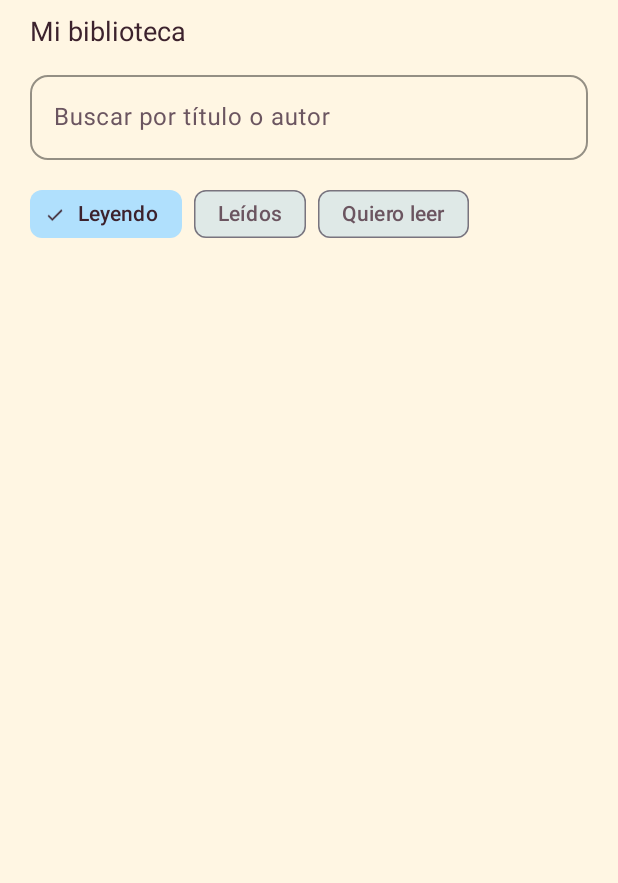
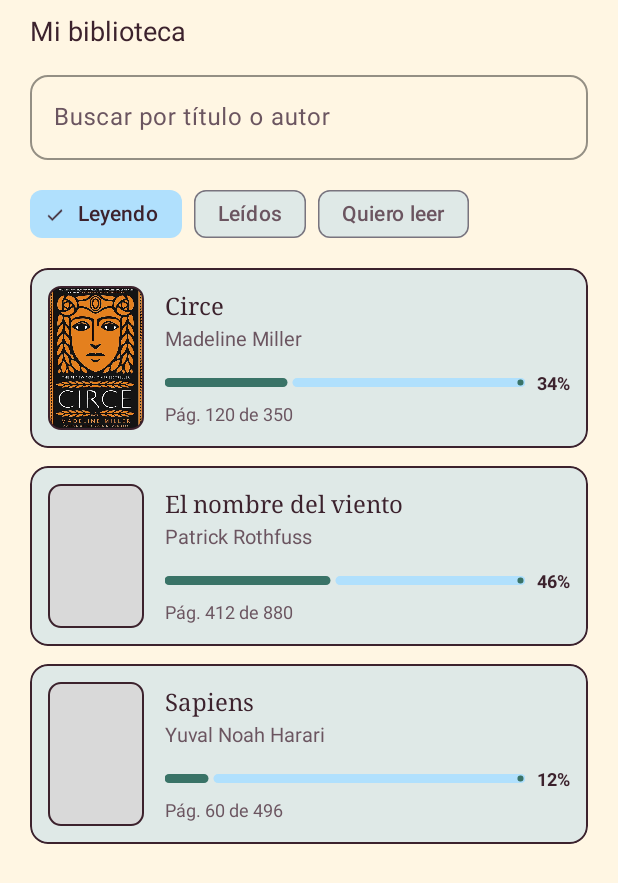
Before and after one commit to Ferarias-04/Shelves, an Android app: the fragment BibliotecaFragment placed in its activity, on a phone screen of 412 x 824 dp. Shown: the top 883 px of the screen. Run offline under Robolectric (Android 15) with nearby library versions, the phone set to English and light mode, and no system bars; 1 statement that could not run was skipped.

Commit message:
RecyclerView de la Biblioteca con Adapter, Holder y edición de libros

```diff
--- a/app/src/main/java/com/shelves/app/BibliotecaFragment.kt
+++ b/app/src/main/java/com/shelves/app/BibliotecaFragment.kt
@@ -1,4 +1,58 @@
 package com.shelves.app
+
+import android.os.Bundle
+import android.util.Log
+import android.view.View
+import android.widget.EditText
+import androidx.core.widget.doAfterTextChanged
 import androidx.fragment.app.Fragment
-//pestaña biblioteca: aquí irá el RecyclerView
-class BibliotecaFragment : Fragment(R.layout.fragment_biblioteca)
+import androidx.recyclerview.widget.RecyclerView
+import com.google.android.material.chip.ChipGroup
+
+/** Pestaña Biblioteca: lista de libros filtrada por lista (chips) y por texto (buscador). */
+class BibliotecaFragment : Fragment(R.layout.fragment_biblioteca) {
+
+    private lateinit var adapter: LibroAdapter
+    private lateinit var etBuscar: EditText
+    private var listaActual = ListaLibro.LEYENDO
+
+    override fun onViewCreated(view: View, savedInstanceState: Bundle?) {
+        super.onViewCreated(view, savedInstanceState)
+
+        adapter = LibroAdapter(
+            onClick = { libro -> abrirEditar(libro) },
+            onLongClick = { libro -> Log.d(TAG, "Mantener pulsado: ${libro.titulo}") } // en 5B
+        )
+        // El LayoutManager ya está puesto en el XML (app:layoutManager)
+        view.findViewById<RecyclerView>(R.id.rvLibros).adapter = adapter
+
+        // Chips: cambian la lista que se muestra
+        view.findViewById<ChipGroup>(R.id.chipsListas).setOnCheckedStateChangeListener { _, ids ->
+            listaActual = when (ids.firstOrNull()) {
+                R.id.chipLeidos -> ListaLibro.LEIDOS
+                R.id.chipQuieroLeer -> ListaLibro.QUIERO_LEER
+                else -> ListaLibro.LEYENDO
+            }
+            cargarLibros()
+        }
+
+        // Buscador: filtra mientras escribes
+        etBuscar = view.findViewById(R.id.etBuscar)
+        etBuscar.doAfterTextChanged { cargarLibros() }
+
+        cargarLibros()
+    }
+
+    private fun cargarLibros() {
+        adapter.mostrar(LibrosRepositorio.filtrar(listaActual, etBuscar.text.toString()))
+    }
+
+    private fun abrirEditar(libro: Libro) {
+        Log.d(TAG, "Editar: ${libro.titulo}")
+        (requireActivity() as MainActivity).abrirSeccion(EditarLibroFragment.nuevo(libro.id))
+    }
+
+    companion object {
+        private const val TAG = "Biblioteca"
+    }
+}
--- /dev/null
+++ b/app/src/main/java/com/shelves/app/Libro.kt
@@ -0,0 +1,25 @@
+package com.shelves.app
+
+/** Las tres listas de la biblioteca. Cada una guarda el texto que se muestra en pantalla. */
+enum class ListaLibro(val nombre: Int) {
+    LEYENDO(R.string.biblioteca_leyendo),
+    LEIDOS(R.string.biblioteca_leidos),
+    QUIERO_LEER(R.string.biblioteca_quiero_leer)
+}
+
+/** Un libro de la biblioteca del usuario. */
+data class Libro(
+    val id: Int,
+    val titulo: String,
+    val autor: String,
+    val paginasTotales: Int,
+    var paginaActual: Int = 0,
+    var lista: ListaLibro = ListaLibro.QUIERO_LEER,
+    var valoracion: Float = 0f,
+    var resena: String = "",
+    val portada: Int? = null // recurso de imagen; si es null se ve el recuadro gris
+) {
+    /** Porcentaje leído (0-100), calculado a partir de las páginas. */
+    val porcentaje: Int
+        get() = if (paginasTotales > 0) paginaActual * 100 / paginasTotales else 0
+}
--- /dev/null
+++ b/app/src/main/java/com/shelves/app/LibroAdapter.kt
@@ -0,0 +1,73 @@
+package com.shelves.app
+
+import android.annotation.SuppressLint
+import android.view.LayoutInflater
+import android.view.ViewGroup
+import androidx.recyclerview.widget.RecyclerView
+
+/**
+ * Adapter: conecta la lista de libros con el RecyclerView.
+ * - onCreateViewHolder: crea una fila nueva (solo las que caben en pantalla + unas pocas).
+ * - onBindViewHolder: pone los datos de un libro en una fila ya creada (se reutilizan).
+ * - getItemCount: cuántos libros hay.
+ * Los eventos se reciben como funciones (lambdas) para que la lógica quede en el Fragment.
+ */
+class LibroAdapter(
+    private val onClick: (Libro) -> Unit,
+    private val onLongClick: (Libro) -> Unit
+) : RecyclerView.Adapter<LibroViewHolder>() {
+
+    private val libros = mutableListOf<Libro>()
+
+    /** Libro marcado con mantener pulsado (null = ninguno). */
+    var seleccionado: Libro? = null
+        private set
+
+    override fun onCreateViewHolder(parent: ViewGroup, viewType: Int): LibroViewHolder {
+        val vista = LayoutInflater.from(parent.context).inflate(R.layout.item_libro, parent, false)
+        return LibroViewHolder(vista)
+    }
+
+    override fun onBindViewHolder(holder: LibroViewHolder, position: Int) {
+        val libro = libros[position]
+        holder.bind(libro, libro.id == seleccionado?.id, onClick, onLongClick)
+    }
+
+    override fun getItemCount(): Int = libros.size
+
+    /** Sustituye todos los libros (al cambiar de chip o buscar). */
+    @SuppressLint("NotifyDataSetChanged") // cambia la lista entera, así que redibujamos todo
+    fun mostrar(nuevos: List<Libro>) {
+        libros.clear()
+        libros.addAll(nuevos)
+        notifyDataSetChanged()
+    }
+
+    fun anadir(libro: Libro) {
+        libros.add(libro)
+        notifyItemInserted(libros.size - 1) // solo se anima la fila nueva
+    }
+
+    fun eliminar(libro: Libro) {
+        val pos = posicionDe(libro)
+        if (pos >= 0) {
+            libros.removeAt(pos)
+            notifyItemRemoved(pos) // la fila desaparece con animación
+        }
+    }
+
+    fun seleccionar(libro: Libro?) {
+        val anterior = seleccionado
+        seleccionado = libro
+        // Redibujamos solo las dos filas afectadas
+        anterior?.let { refrescar(it) }
+        libro?.let { refrescar(it) }
+    }
+
+    private fun refrescar(libro: Libro) {
+        val pos = posicionDe(libro)
+        if (pos >= 0) notifyItemChanged(pos)
+    }
+
+    private fun posicionDe(libro: Libro) = libros.indexOfFirst { it.id == libro.id }
+}
--- /dev/null
+++ b/app/src/main/java/com/shelves/app/LibroViewHolder.kt
@@ -0,0 +1,77 @@
+package com.shelves.app
+
+import android.content.res.ColorStateList
+import android.view.View
+import android.widget.ImageView
+import android.widget.TextView
+import androidx.core.content.ContextCompat
+import androidx.core.view.ViewCompat
+import androidx.core.view.accessibility.AccessibilityNodeInfoCompat.AccessibilityActionCompat
+import androidx.recyclerview.widget.RecyclerView
+import com.google.android.material.card.MaterialCardView
+import com.google.android.material.progressindicator.LinearProgressIndicator
+
+/**
+ * Holder: guarda las vistas de UNA fila (item_libro.xml) para no tener que buscarlas
+ * con findViewById cada vez que se reutiliza la fila al hacer scroll.
+ */
+class LibroViewHolder(itemView: View) : RecyclerView.ViewHolder(itemView) {
+
+    private val card = itemView as MaterialCardView
+    private val imgPortada: ImageView = itemView.findViewById(R.id.imgPortada)
+    private val tvTitulo: TextView = itemView.findViewById(R.id.tvTituloLibro)
+    private val tvAutor: TextView = itemView.findViewById(R.id.tvAutorLibro)
+    private val progreso: LinearProgressIndicator = itemView.findViewById(R.id.progresoLibro)
+    private val tvPorcentaje: TextView = itemView.findViewById(R.id.tvPorcentaje)
+    private val tvPaginas: TextView = itemView.findViewById(R.id.tvPaginas)
+
+    // Borde original de la tarjeta, para restaurarlo al quitar la selección
+    private val grosorBorde = card.strokeWidth
+    private val colorBorde = card.strokeColorStateList
+
+    /** Rellena la fila con los datos de un libro y le asigna los eventos. */
+    fun bind(
+        libro: Libro,
+        seleccionado: Boolean,
+        onClick: (Libro) -> Unit,
+        onLongClick: (Libro) -> Unit
+    ) {
+        val ctx = itemView.context
+
+        tvTitulo.text = libro.titulo
+        tvAutor.text = libro.autor
+        progreso.progress = libro.porcentaje
+        tvPorcentaje.text = ctx.getString(R.string.libro_porcentaje, libro.porcentaje)
+        tvPaginas.text = ctx.getString(R.string.libro_paginas, libro.paginaActual, libro.paginasTotales)
+        imgPortada.setImageResource(libro.portada ?: R.color.gris_portada)
+
+        // Libro seleccionado: borde más grueso y de color verde
+        if (seleccionado) {
+            card.strokeWidth = grosorBorde * 3
+            card.setStrokeColor(ColorStateList.valueOf(ContextCompat.getColor(ctx, R.color.shelves_primary)))
+        } else {
+            card.strokeWidth = grosorBorde
+            card.setStrokeColor(colorBorde)
+        }
+
+        // Eventos
+        itemView.setOnClickListener { onClick(libro) }
+        itemView.setOnLongClickListener {
+            onLongClick(libro)
+            true // true = evento consumido, no se lanza también el click normal
+        }
+
+        // Accesibilidad: TalkBack lee la fila entera de una vez y anuncia qué hace cada gesto
+        itemView.isSelected = seleccionado
+        itemView.contentDescription =
+            ctx.getString(R.string.libro_desc, libro.titulo, libro.autor, libro.porcentaje)
+        ViewCompat.replaceAccessibilityAction(
+            itemView, AccessibilityActionCompat.ACTION_CLICK,
+            ctx.getString(R.string.libro_accion_editar), null
+        )
+        ViewCompat.replaceAccessibilityAction(
+            itemView, AccessibilityActionCompat.ACTION_LONG_CLICK,
+            ctx.getString(R.string.libro_accion_seleccionar), null
+        )
+    }
+}
--- /dev/null
+++ b/app/src/main/java/com/shelves/app/LibrosRepositorio.kt
@@ -0,0 +1,55 @@
+package com.shelves.app
+
+/**
+ * Libros de prueba de la app.
+ * Es un `object`: solo existe una instancia en toda la app, así que todas las
+ * pantallas (Biblioteca, Editar libro…) trabajan con los mismos datos.
+ */
+object LibrosRepositorio {
+
+    private var siguienteId = 1
+    private val libros = mutableListOf<Libro>()
+
+    init {
+        // Leyendo
+        anadir("Circe", "Madeline Miller", 350, 120, ListaLibro.LEYENDO, R.mipmap.circe_portada)
+        anadir("El nombre del viento", "Patrick Rothfuss", 880, 412, ListaLibro.LEYENDO)
+        anadir("Sapiens", "Yuval Noah Harari", 496, 60, ListaLibro.LEYENDO)
+        // Leídos
+        anadir("La canción de Aquiles", "Madeline Miller", 384, 384, ListaLibro.LEIDOS)
+        anadir("Orgullo y prejuicio", "Jane Austen", 432, 432, ListaLibro.LEIDOS)
+        anadir("Cien años de soledad", "Gabriel García Márquez", 496, 496, ListaLibro.LEIDOS)
+        // Quiero leer
+        anadir("Babel", "R. F. Kuang", 560)
+        anadir("El infinito en un junco", "Irene Vallejo", 452)
+        anadir("Proyecto Hail Mary", "Andy Weir", 496)
+    }
+
+    fun anadir(
+        titulo: String,
+        autor: String,
+        paginasTotales: Int,
+        paginaActual: Int = 0,
+        lista: ListaLibro = ListaLibro.QUIERO_LEER,
+        portada: Int? = null
+    ): Libro {
+        val libro = Libro(siguienteId++, titulo, autor, paginasTotales, paginaActual, lista, portada = portada)
+        libros.add(libro)
+        return libro
+    }
+
+    fun buscarPorId(id: Int): Libro? = libros.find { it.id == id }
+
+    fun eliminar(libro: Libro) {
+        libros.removeAll { it.id == libro.id }
+    }
+
+    /** Libros de una lista cuyo título o autor contiene el texto buscado. */
+    fun filtrar(lista: ListaLibro, texto: String): List<Libro> =
+        libros.filter {
+            it.lista == lista &&
+                    (texto.isBlank() ||
+                            it.titulo.contains(texto, ignoreCase = true) ||
+                            it.autor.contains(texto, ignoreCase = true))
+        }
+}
--- a/app/src/main/res/values/strings_biblioteca.xml
+++ b/app/src/main/res/values/strings_biblioteca.xml
@@ -13,4 +13,29 @@
     <string name="edicion_mover">Mover a otra lista</string>
     <string name="edicion_anadir">Añadir libro</string>
     <string name="edicion_eliminar">Eliminar libro</string>
+
+    <!-- Fila de libro -->
+    <string name="libro_porcentaje">%1$d%%</string>
+    <string name="libro_paginas">Pág. %1$d de %2$d</string>
+    <string name="libro_desc">%1$s, de %2$s. Leído un %3$d%%</string>
+    <string name="libro_accion_editar">Editar</string>
+    <string name="libro_accion_seleccionar">Seleccionar</string>
+
+    <!-- Editar -->
+    <string name="editar_de_paginas">de %1$d</string>
+    <string name="toast_guardado">Cambios guardados</string>
+
+    <!-- Diálogos (5B) -->
+    <string name="cancelar">Cancelar</string>
+    <string name="anadir">Añadir</string>
+    <string name="eliminar">Eliminar</string>
+    <string name="anadir_titulo">Título</string>
+    <string name="anadir_autor">Autor</string>
+    <string name="anadir_paginas">Número de páginas</string>
+    <string name="error_titulo_obligatorio">El título es obligatorio</string>
+    <string name="eliminar_titulo">¿Eliminar libro?</string>
+    <string name="eliminar_mensaje">Se quitará «%1$s» de tu biblioteca.</string>
+    <string name="toast_anadido">«%1$s» añadido a %2$s</string>
+    <string name="toast_movido">«%1$s» movido a %2$s</string>
+    <string name="toast_eliminado">«%1$s» eliminado</string>
 </resources>
```
Also changed, not shown: app/src/main/java/com/shelves/app/EditarLibroFragment.kt (added, +89 -0 lines).
